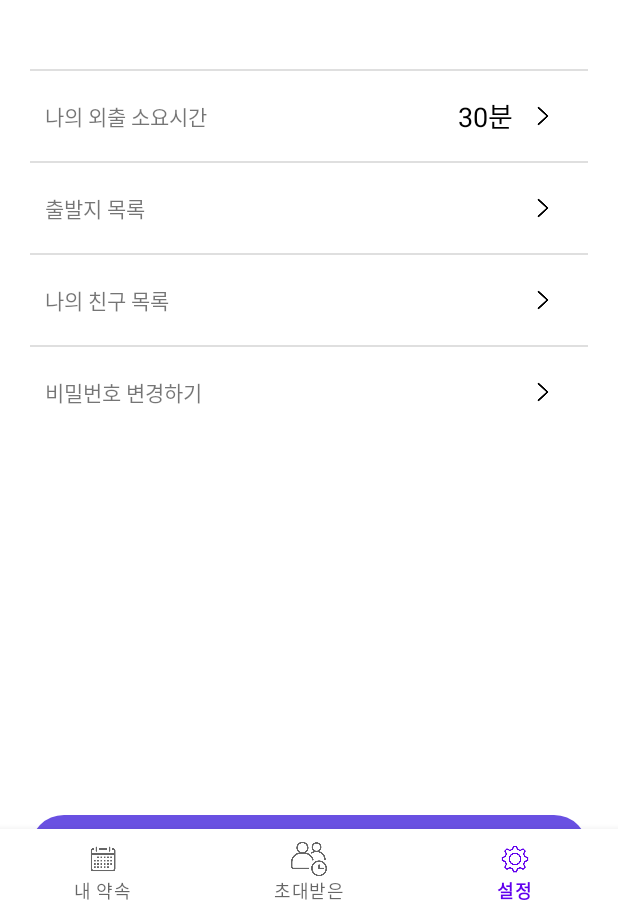
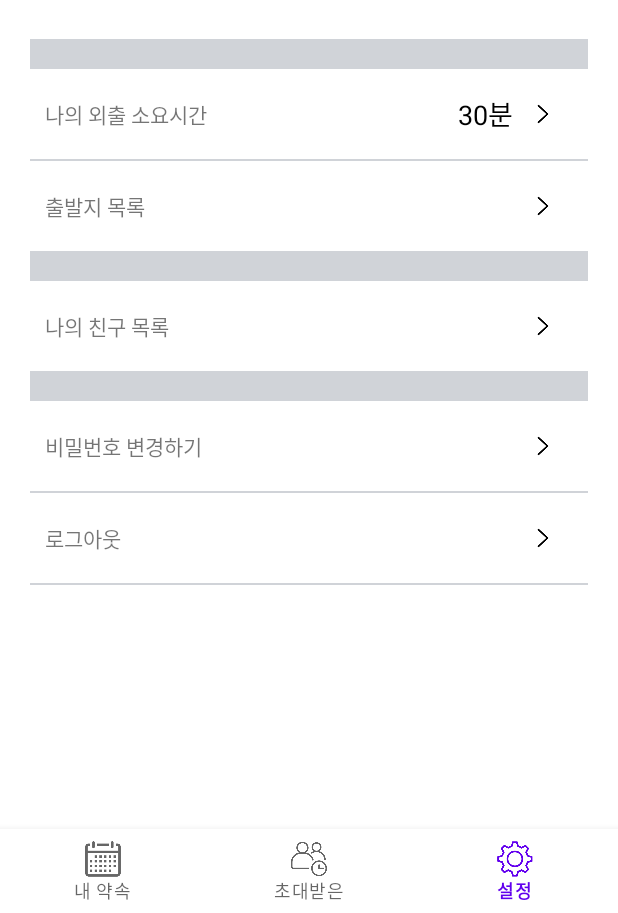
Before and after one commit to hr955/FinalProject, an Android app: the MainActivity screen opened directly, with no data from a screen before it, item 3 of the bottom bar chosen, on a phone screen of 412 x 824 dp, the part 323-1236 px from its top. Run offline under Robolectric (Android 15) with nearby library versions, the phone set to English and light mode, and no system bars; our stand-ins replace CircleImageView, data binding; network calls fail; 1 statement that could not run was skipped.

Commit message:
feat #8 UI 수정

```diff
--- a/app/src/main/res/layout/activity_main.xml
+++ b/app/src/main/res/layout/activity_main.xml
@@ -11,17 +11,18 @@
         <FrameLayout
             android:id="@+id/frame_layout_main"
             android:layout_width="match_parent"
-            android:layout_height="match_parent"
+            android:layout_height="wrap_content"
             app:layout_constraintStart_toStartOf="parent"
-            app:layout_constraintTop_toTopOf="parent">
+            app:layout_constraintTop_toTopOf="parent" />
 
         <com.google.android.material.bottomnavigation.BottomNavigationView
             android:id="@+id/nav_bar_bottom"
             android:layout_width="match_parent"
             android:layout_height="wrap_content"
             android:layout_gravity="bottom"
+            app:layout_constraintBottom_toBottomOf="parent"
+            app:layout_constraintStart_toStartOf="parent"
             app:menu="@menu/bottom_navigation_items" />
 
-        </FrameLayout>
     </androidx.constraintlayout.widget.ConstraintLayout>
 </layout>
--- a/app/src/main/res/layout/fragment_setting.xml
+++ b/app/src/main/res/layout/fragment_setting.xml
@@ -37,6 +37,7 @@
             android:layout_width="match_parent"
             android:layout_height="wrap_content"
             android:layout_marginTop="10dp"
+            android:layout_marginBottom="20dp"
             android:gravity="center"
             android:orientation="horizontal">
 
@@ -58,11 +59,19 @@
 
         </LinearLayout>
 
+        <ScrollView
+            android:layout_width="match_parent"
+            android:layout_height="wrap_content">
+
+            <LinearLayout
+                android:layout_width="match_parent"
+                android:layout_height="wrap_content"
+                android:orientation="vertical">
+
                 <View
                     android:layout_width="match_parent"
-            android:layout_height="1dp"
-            android:layout_marginTop="40dp"
-            android:background="#DFDFDF" />
+                    android:layout_height="20dp"
+                    android:background="@color/grey" />
 
                 <LinearLayout
                     android:id="@+id/layout_ready_time"
@@ -100,7 +109,7 @@
                 <View
                     android:layout_width="match_parent"
                     android:layout_height="1dp"
-            android:background="#DFDFDF" />
+                    android:background="@color/grey" />
 
                 <LinearLayout
                     android:id="@+id/layout_my_place_list"
@@ -129,8 +138,8 @@
 
                 <View
                     android:layout_width="match_parent"
-            android:layout_height="1dp"
-            android:background="#DFDFDF" />
+                    android:layout_height="20dp"
+                    android:background="@color/grey" />
 
                 <LinearLayout
                     android:id="@+id/layout_friends_list"
@@ -159,11 +168,11 @@
 
                 <View
                     android:layout_width="match_parent"
-            android:layout_height="1dp"
-            android:background="#DFDFDF" />
+                    android:layout_height="20dp"
+                    android:background="@color/grey" />
 
                 <LinearLayout
-            android:id="@+id/layout_logout"
+                    android:id="@+id/layout_password_change"
                     android:layout_width="match_parent"
                     android:layout_height="wrap_content"
                     android:gravity="center_vertical"
@@ -187,20 +196,43 @@
                         android:src="@drawable/ic_right_arrow" />
                 </LinearLayout>
 
+                <View
+                    android:layout_width="match_parent"
+                    android:layout_height="1dp"
+                    android:background="@color/grey" />
+
+                <LinearLayout
+                    android:id="@+id/layout_logout"
+                    android:layout_width="match_parent"
+                    android:layout_height="wrap_content"
+                    android:gravity="center_vertical"
+                    android:orientation="horizontal"
+                    android:padding="10dp">
+
                     <TextView
                         android:layout_width="wrap_content"
-            android:layout_height="0dp"
+                        android:layout_height="wrap_content"
+                        android:text="로그아웃" />
+
+                    <TextView
+                        android:layout_width="0dp"
+                        android:layout_height="wrap_content"
                         android:layout_weight="1" />
 
-        <TextView
-            android:id="@+id/btn_logout"
-            android:layout_width="match_parent"
-            android:layout_height="45dp"
-            android:background="@drawable/login_button_background"
-            android:gravity="center"
-            android:text="로그아웃"
-            android:textColor="@color/white"
-            android:textSize="15dp" />
+                    <ImageView
+                        android:layout_width="40dp"
+                        android:layout_height="40dp"
+                        android:padding="10dp"
+                        android:src="@drawable/ic_right_arrow" />
 
                 </LinearLayout>
+
+                <View
+                    android:layout_width="match_parent"
+                    android:layout_height="1dp"
+                    android:background="@color/grey" />
+
+            </LinearLayout>
+        </ScrollView>
+    </LinearLayout>
 </layout>
```
Also changed, not shown: app/src/main/res/drawable/ic_calendar.png, app/src/main/res/drawable/ic_setting.png. Lines whose indentation alone changed are shown as unchanged.
